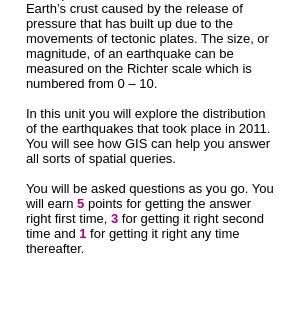
Above: earthquakes_wizard.ui from Charlotteg/QGISforSchools before the change; both pictures show x 0 to 292 and y 104 to 424 of the 292 by 591 pixel window. Below: the same form after it.
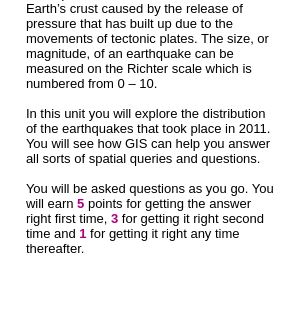
That is the form after the change.

Commit message: earthquakes almost finished. Attribute table and query modules added

Patch:
```diff
--- a/earthquakes_wizard.ui
+++ b/earthquakes_wizard.ui
@@ -54,7 +54,7 @@
 &lt;p align=&quot;center&quot; style=&quot;-qt-paragraph-type:empty; margin-top:0px; margin-bottom:0px; margin-left:0px; margin-right:0px; -qt-block-indent:0; text-indent:0px; font-size:11pt;&quot;&gt;&lt;br /&gt;&lt;/p&gt;
 &lt;p style=&quot; margin-top:0px; margin-bottom:0px; margin-left:0px; margin-right:0px; -qt-block-indent:0; text-indent:0px;&quot;&gt;&lt;span style=&quot; font-size:10pt;&quot;&gt;Earthquakes are the vibration of the Earth’s crust caused by the release of pressure that has built up due to the movements of tectonic plates. The size, or magnitude, of an earthquake can be measured on the Richter scale which is numbered from 0 – 10.&lt;/span&gt;&lt;/p&gt;
 &lt;p style=&quot;-qt-paragraph-type:empty; margin-top:0px; margin-bottom:0px; margin-left:0px; margin-right:0px; -qt-block-indent:0; text-indent:0px; font-size:10pt;&quot;&gt;&lt;br /&gt;&lt;/p&gt;
-&lt;p style=&quot; margin-top:0px; margin-bottom:0px; margin-left:0px; margin-right:0px; -qt-block-indent:0; text-indent:0px;&quot;&gt;&lt;span style=&quot; font-size:10pt;&quot;&gt;In this unit you will explore the distribution of the earthquakes that took place in 2011. You will see how GIS can help you answer all sorts of spatial queries.&lt;/span&gt;&lt;/p&gt;
+&lt;p style=&quot; margin-top:0px; margin-bottom:0px; margin-left:0px; margin-right:0px; -qt-block-indent:0; text-indent:0px;&quot;&gt;&lt;span style=&quot; font-size:10pt;&quot;&gt;In this unit you will explore the distribution of the earthquakes that took place in 2011. You will see how GIS can help you answer all sorts of spatial queries and questions.&lt;/span&gt;&lt;/p&gt;
 &lt;p style=&quot;-qt-paragraph-type:empty; margin-top:0px; margin-bottom:0px; margin-left:0px; margin-right:0px; -qt-block-indent:0; text-indent:0px; font-size:10pt;&quot;&gt;&lt;br /&gt;&lt;/p&gt;
 &lt;p style=&quot; margin-top:0px; margin-bottom:0px; margin-left:0px; margin-right:0px; -qt-block-indent:0; text-indent:0px;&quot;&gt;&lt;span style=&quot; font-size:10pt;&quot;&gt;You will be asked questions as you go. You will earn &lt;/span&gt;&lt;span style=&quot; font-size:10pt; font-weight:600; color:#aa007f;&quot;&gt;5&lt;/span&gt;&lt;span style=&quot; font-size:10pt;&quot;&gt; points for getting the answer right first time, &lt;/span&gt;&lt;span style=&quot; font-size:10pt; font-weight:600; color:#aa007f;&quot;&gt;3&lt;/span&gt;&lt;span style=&quot; font-size:10pt;&quot;&gt; for getting it right second time and &lt;/span&gt;&lt;span style=&quot; font-size:10pt; font-weight:600; color:#aa007f;&quot;&gt;1&lt;/span&gt;&lt;span style=&quot; font-size:10pt;&quot;&gt; for getting it right any time thereafter.&lt;/span&gt;&lt;/p&gt;
 &lt;p style=&quot;-qt-paragraph-type:empty; margin-top:0px; margin-bottom:0px; margin-left:0px; margin-right:0px; -qt-block-indent:0; text-indent:0px; font-size:8pt;&quot;&gt;&lt;br /&gt;&lt;/p&gt;&lt;/body&gt;&lt;/html&gt;</string>
```
Left out of the diff: 1753 changed lines with no effect on the pictures. The commit also changes 16 other files.
